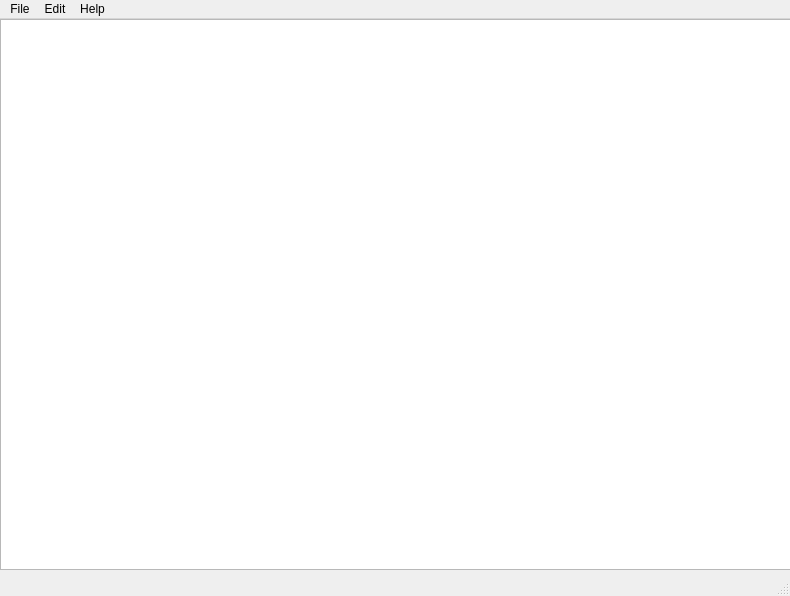
Old version of the form textedit/textedit.ui in the repository skywalker331/gitnote.
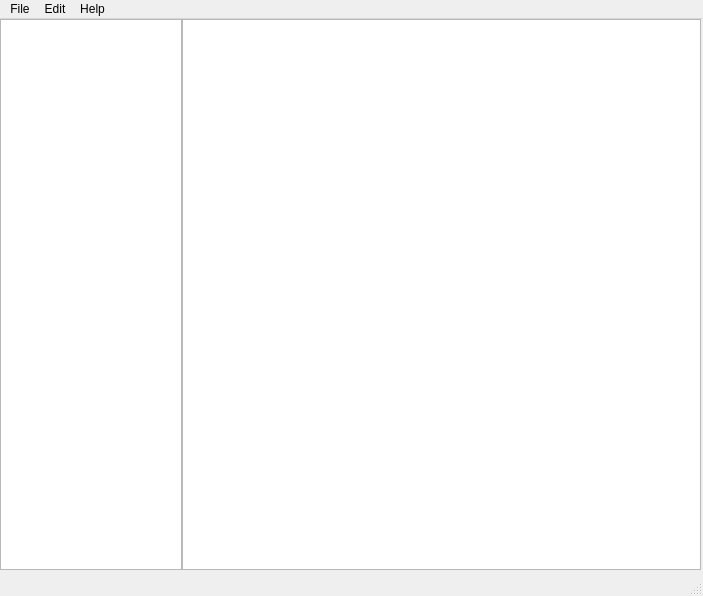
New version of the form.

```diff
--- a/textedit/textedit.ui
+++ b/textedit/textedit.ui
@@ -6,7 +6,7 @@
    <rect>
     <x>0</x>
     <y>0</y>
-    <width>790</width>
+    <width>703</width>
     <height>596</height>
    </rect>
   </property>
@@ -14,15 +14,30 @@
    <string/>
   </property>
   <widget class="QWidget" name="centralwidget">
-   <widget class="QTextEdit" name="textEdit">
+   <widget class="QWidget" name="horizontalLayoutWidget">
     <property name="geometry">
      <rect>
       <x>0</x>
       <y>0</y>
-      <width>791</width>
+      <width>701</width>
       <height>551</height>
      </rect>
     </property>
+    <layout class="QHBoxLayout" name="horizontalLayout" stretch="7,20">
+     <property name="spacing">
+      <number>0</number>
+     </property>
+     <item>
+      <widget class="QTreeView" name="treeViewDir">
+       <attribute name="headerVisible">
+        <bool>false</bool>
+       </attribute>
+      </widget>
+     </item>
+     <item>
+      <widget class="QTextEdit" name="textEdit"/>
+     </item>
+    </layout>
    </widget>
   </widget>
   <widget class="QMenuBar" name="menubar">
@@ -30,7 +45,7 @@
     <rect>
      <x>0</x>
      <y>0</y>
-     <width>790</width>
+     <width>703</width>
      <height>22</height>
     </rect>
    </property>
```
Left out of the diff: 12 changed lines with no effect on the pictures.
